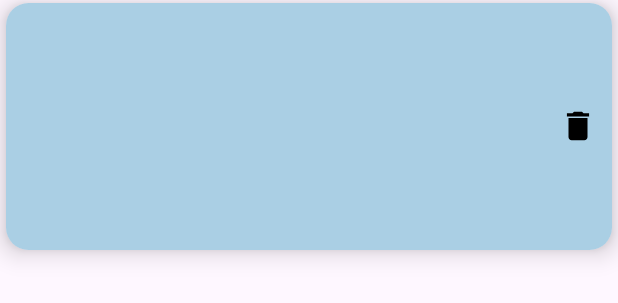
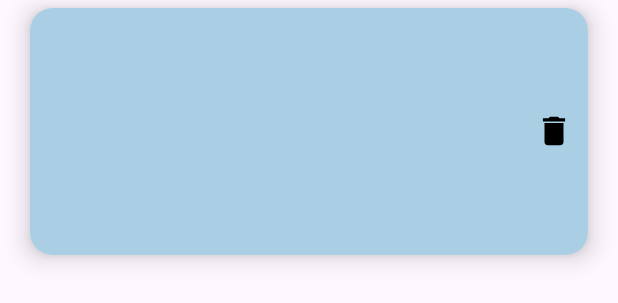
Before and after one commit to VitoriaAyumi/Notas, an Android app: the layout notas_list_item.xml on its own in the app's theme, with its tools: preview values and no code run, on a phone screen of 412 x 824 dp. Shown: the top 303 px of the screen. Run offline under Robolectric (Android 15) with nearby library versions, the phone set to English and light mode, and no system bars; Roboto replaces fonts that are not available here.

Commit message:
Vih 22.11 commit

```diff
--- a/app/src/main/res/layout/notas_list_item.xml
+++ b/app/src/main/res/layout/notas_list_item.xml
@@ -4,26 +4,25 @@
     style="@style/Widget.Material3.CardView.Elevated"
     android:layout_width="match_parent"
     android:layout_height="wrap_content"
-    android:layout_marginStart="4sp"
-    android:layout_marginTop="2sp"
-    android:layout_marginEnd="4sp"
-    android:layout_marginBottom="2sp"
+    android:layout_marginVertical="5dp"
+    android:layout_marginHorizontal="20dp"
+    android:background="@color/orange_clearer"
     app:cardCornerRadius="15dp"
     app:cardElevation="10dp">
 
     <LinearLayout
         android:layout_width="match_parent"
         android:layout_height="wrap_content"
+        android:background="@color/blue_clearer"
         android:orientation="horizontal"
-        android:background="@color/blue_clearer"
         android:padding="10dp">
 
         <RelativeLayout
             android:layout_width="0dp"
             android:layout_height="wrap_content"
-        android:layout_weight="1"
             android:layout_marginTop="5dp"
             android:layout_marginBottom="5dp"
+            android:layout_weight="1"
             android:background="@color/blue_clearer"
             android:clickable="false"
             android:focusable="false">
@@ -32,60 +31,60 @@
                 android:id="@+id/list_item_materia"
                 android:layout_width="match_parent"
                 android:layout_height="wrap_content"
+                android:ellipsize="end"
+                android:singleLine="true"
                 android:textColor="@color/blue_2"
-            android:textSize="20dp"
-            android:ellipsize="end"
-            android:singleLine="true"/>
+                android:textSize="20dp" />
 
             <TextView
                 android:id="@+id/list_item_cred"
                 android:layout_width="match_parent"
                 android:layout_height="wrap_content"
                 android:layout_below="@id/list_item_materia"
-            android:textSize="15dp"
                 android:ellipsize="end"
                 android:singleLine="true"
-            android:textColor="@color/black"/>
+                android:textColor="@color/black"
+                android:textSize="15dp" />
 
             <TextView
                 android:id="@+id/list_item_trab"
                 android:layout_width="match_parent"
                 android:layout_height="wrap_content"
                 android:layout_below="@id/list_item_cred"
-            android:textSize="15dp"
                 android:ellipsize="end"
                 android:singleLine="true"
-            android:textColor="@color/black"/>
+                android:textColor="@color/black"
+                android:textSize="15dp" />
 
             <TextView
                 android:id="@+id/list_item_lista"
                 android:layout_width="match_parent"
                 android:layout_height="wrap_content"
                 android:layout_below="@id/list_item_trab"
-            android:textSize="15dp"
                 android:ellipsize="end"
                 android:singleLine="true"
-            android:textColor="@color/black"/>
+                android:textColor="@color/black"
+                android:textSize="15dp" />
 
             <TextView
                 android:id="@+id/list_item_pro"
                 android:layout_width="match_parent"
                 android:layout_height="wrap_content"
                 android:layout_below="@id/list_item_lista"
-            android:textSize="15dp"
                 android:ellipsize="end"
                 android:singleLine="true"
-            android:textColor="@color/black"/>
+                android:textColor="@color/black"
+                android:textSize="15dp" />
 
             <TextView
                 android:id="@+id/list_item_pre"
                 android:layout_width="match_parent"
                 android:layout_height="wrap_content"
                 android:layout_below="@id/list_item_pro"
-            android:textSize="15dp"
                 android:ellipsize="end"
                 android:singleLine="true"
-            android:textColor="@color/black"/>
+                android:textColor="@color/black"
+                android:textSize="15dp" />
 
         </RelativeLayout>
 
```
Also changed, not shown: app/src/main/java/com/example/controlenotas/ControleNotasAddActivity.java (+55 -52 lines), app/src/main/java/com/example/controlenotas/ControleNotasEditActivity.java (+43 -21 lines). Lines whose indentation alone changed are shown as unchanged.
